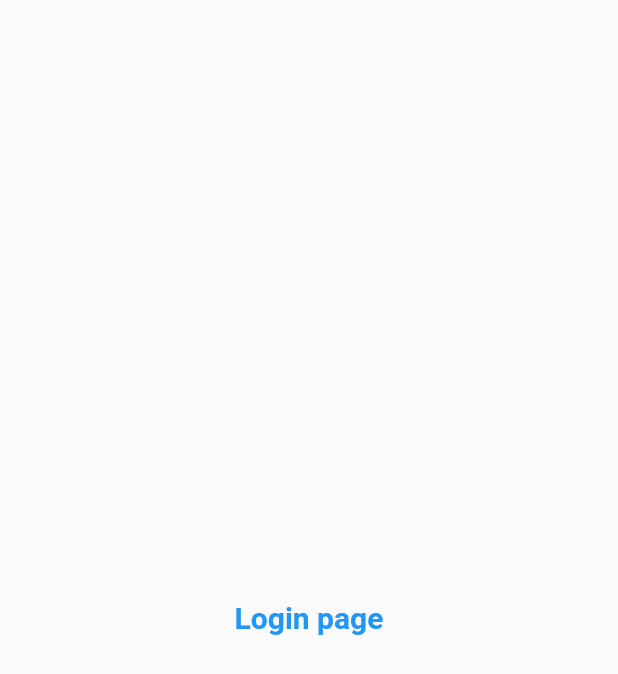
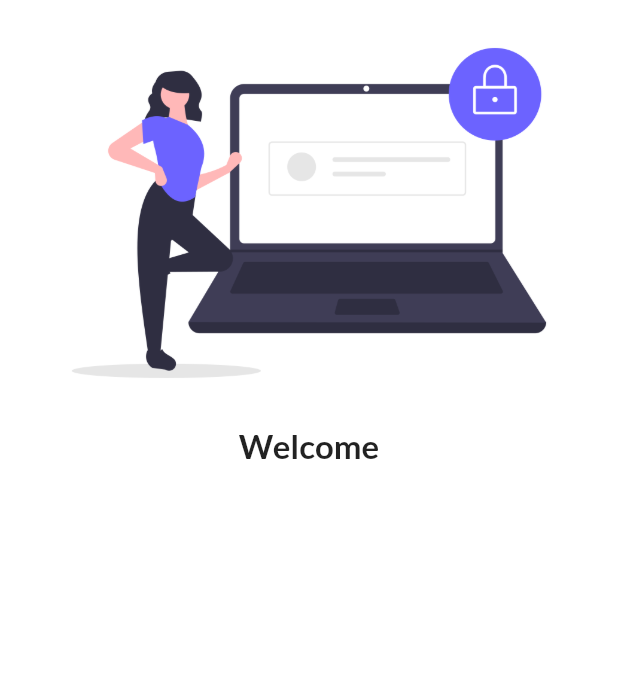
Before and after one commit to deepmihir/30daysOfFlutter, a Flutter app: the screen it shows after launch, on a phone screen of 412 x 824 dp. Shown: the top 674 px of the screen. Run offline on Flutter 3.47's test engine with Material 2 defaults, Android fonts, the phone set to English and light mode, and no system bars; our stand-ins replace google_fonts.

Commit message:
Day-4 partial

```diff
--- a/lib/main.dart
+++ b/lib/main.dart
@@ -1,6 +1,8 @@
 import 'package:flutter/material.dart';
+import 'package:google_fonts/google_fonts.dart';
 import 'pages/home_page.dart';
 import 'pages/login_page.dart';
+
 
 void main() {
   runApp(MyApp());
@@ -11,7 +13,9 @@ class MyApp extends StatelessWidget {
   Widget build(BuildContext context) {
     return MaterialApp(
       themeMode: ThemeMode.light,
-      theme: ThemeData(primarySwatch: Colors.amber),
+      theme: ThemeData(
+          primarySwatch: Colors.amber,
+          fontFamily: GoogleFonts.lato().fontFamily),
       initialRoute: "/",
       routes: {
         "/": (context) => LoginPage(),
--- a/lib/pages/login_page.dart
+++ b/lib/pages/login_page.dart
@@ -4,10 +4,18 @@ class LoginPage extends StatelessWidget {
   @override
   Widget build(BuildContext context) {
     return Material(
-        child: Center(
-          child: Text("Login page",
-          style: TextStyle(
-              fontSize: 20, color: Colors.blue, fontWeight: FontWeight.bold)),
-    ));
+        color: Colors.white,
+        child: Column(
+          children: [
+            Image.asset(
+              "assets/images/login_image.png",
+              fit: BoxFit.cover,
+            ),
+            Text(
+              "Welcome",
+              style: TextStyle(fontSize: 22, fontWeight: FontWeight.bold),
+            )
+          ],
+        ));
   }
 }
```
Also changed, not shown: pubspec.yaml (+4 -5 lines), assets/images/login_image.png (added), pubspec.lock.
